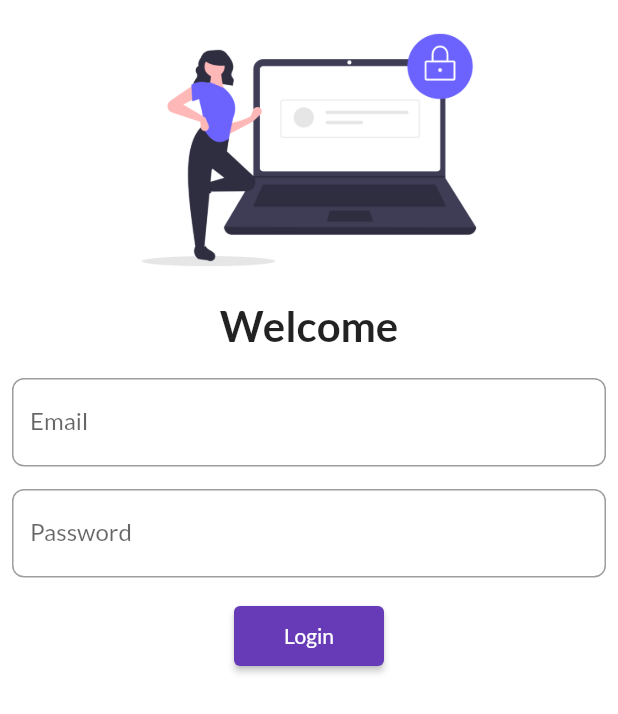
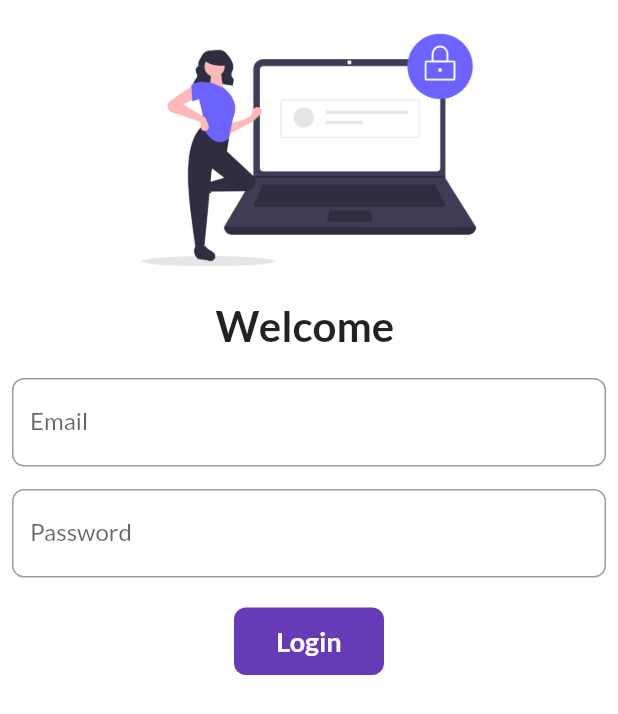
Before and after one commit to vishnuraj-m/Flutter-30Days-Hindi, a Flutter app: the screen it shows after launch, on a phone screen of 412 x 824 dp. Shown: the top 714 px of the screen. Run offline on Flutter 3.47's test engine with Material 2 defaults, Android fonts, the light colour scheme and no system bars; our stand-ins replace google_fonts.

Commit message:
Day 6 completed

```diff
--- a/lib/pages/login_page.dart
+++ b/lib/pages/login_page.dart
@@ -1,9 +1,16 @@
 import 'package:flutter/material.dart';
 import 'package:fvm_flutter/utils/routes.dart';
 
-class LoginPage extends StatelessWidget {
+class LoginPage extends StatefulWidget {
   const LoginPage({Key? key}) : super(key: key);
 
+  @override
+  State<LoginPage> createState() => _LoginPageState();
+}
+
+class _LoginPageState extends State<LoginPage> {
+  String name = '';
+  bool changeButton = false;
   @override
   Widget build(BuildContext context) {
     return Scaffold(
@@ -17,9 +24,9 @@
                 fit: BoxFit.cover,
                 height: 200,
               ),
-              const Text(
-                'Welcome',
-                style: TextStyle(
+              Text(
+                'Welcome $name',
+                style: const TextStyle(
                   fontSize: 28,
                   fontWeight: FontWeight.bold,
                 ),
@@ -41,6 +48,11 @@
                           ),
                         ),
                       ),
+                      onChanged: (value) {
+                        setState(() {
+                          name = value;
+                        });
+                      },
                     ),
                     const SizedBox(
                       height: 15,
@@ -58,17 +70,51 @@
                       ),
                     ),
                     const SizedBox(
-                      height: 15,
+                      height: 20,
                     ),
-                    ElevatedButton(
-                      onPressed: () {
+                    InkWell(
+                      onTap: () async {
+                        setState(() {
+                          changeButton = true;
+                        });
+                        await Future.delayed(Duration(seconds: 1));
                         Navigator.pushNamed(context, MyRoutes.homeRoute);
                       },
-                      child: const Text('Login'),
-                      style: TextButton.styleFrom(
-                        minimumSize: const Size(100, 40),
+                      child: AnimatedContainer(
+                        duration: Duration(seconds: 1),
+                        width: changeButton ? 50 : 100,
+                        height: 45,
+                        alignment: Alignment.center,
+                        child: Builder(builder: (context) {
+                          return changeButton
+                              ? Icon(
+                                  Icons.done,
+                                  color: Colors.white,
+                                )
+                              : Text(
+                                  'Login',
+                                  style: TextStyle(
+                                    color: Colors.white,
+                                    fontWeight: FontWeight.bold,
+                                    fontSize: 18,
+                                  ),
+                                );
+                        }),
+                        decoration: BoxDecoration(
+                          color: Colors.deepPurple,
+                          borderRadius: BorderRadius.circular(changeButton ? 50: 8),
+                        ),
                       ),
                     ),
+                    // ElevatedButton(
+                    //   onPressed: () {
+                    //     Navigator.pushNamed(context, MyRoutes.homeRoute);
+                    //   },
+                    //   child: const Text('Login'),
+                    //   style: TextButton.styleFrom(
+                    //     minimumSize: const Size(100, 40),
+                    //   ),
+                    // ),
                   ],
                 ),
               ),
```
